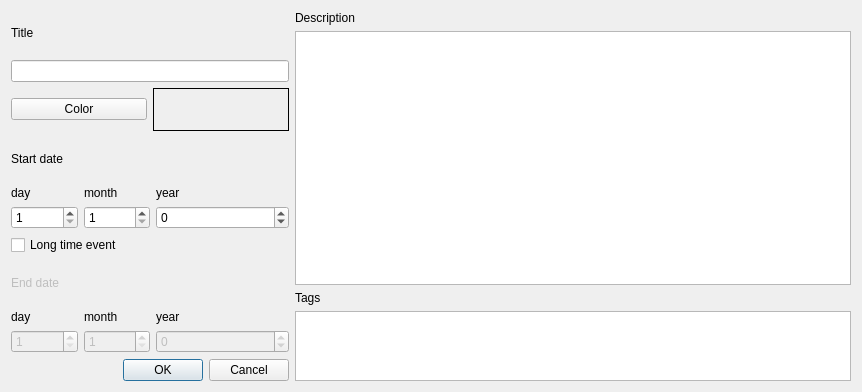
Before: the Qt Designer form TimelineArchitect/newevent_View.ui in GrzegorzDomaradzki/TimelineArchitect, drawn with Qt 5.
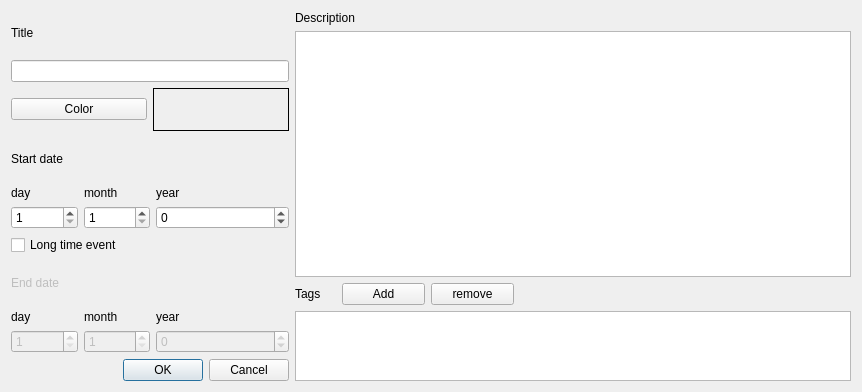
After: the same form once the commit is applied.

Diff of the .ui file:
```diff
--- a/TimelineArchitect/newevent_View.ui
+++ b/TimelineArchitect/newevent_View.ui
@@ -13,7 +13,7 @@
   <property name="windowTitle">
    <string>Dialog</string>
   </property>
-  <layout class="QHBoxLayout" name="horizontalLayout_4" stretch="1,2">
+  <layout class="QHBoxLayout" name="horizontalLayout_5" stretch="1,2">
    <item>
     <layout class="QVBoxLayout" name="verticalLayout_10">
      <item>
@@ -230,7 +230,7 @@
     </layout>
    </item>
    <item>
-    <layout class="QVBoxLayout" name="verticalLayout_4" stretch="5,1">
+    <layout class="QVBoxLayout" name="verticalLayout_4" stretch="3,1">
      <item>
       <layout class="QVBoxLayout" name="verticalLayout_2">
        <item>
@@ -248,6 +248,8 @@
      <item>
       <layout class="QVBoxLayout" name="verticalLayout_3">
        <item>
+        <layout class="QHBoxLayout" name="horizontalLayout_4" stretch="1,2,2,8">
+         <item>
         <widget class="QLabel" name="label_4">
          <property name="text">
           <string>Tags</string>
@@ -255,6 +257,29 @@
         </widget>
        </item>
        <item>
+          <widget class="QPushButton" name="Add">
+           <property name="text">
+            <string>Add</string>
+           </property>
+          </widget>
+         </item>
+         <item>
+          <widget class="QPushButton" name="Remove">
+           <property name="text">
+            <string>remove</string>
+           </property>
+          </widget>
+         </item>
+         <item>
+          <widget class="QLabel" name="label_11">
+           <property name="text">
+            <string/>
+           </property>
+          </widget>
+         </item>
+        </layout>
+       </item>
+       <item>
         <widget class="QListView" name="listView">
          <property name="flow">
           <enum>QListView::LeftToRight</enum>
```
Left out of the diff: 2 changed lines with no effect on the pictures. Lines whose indentation alone changed are shown as unchanged.
